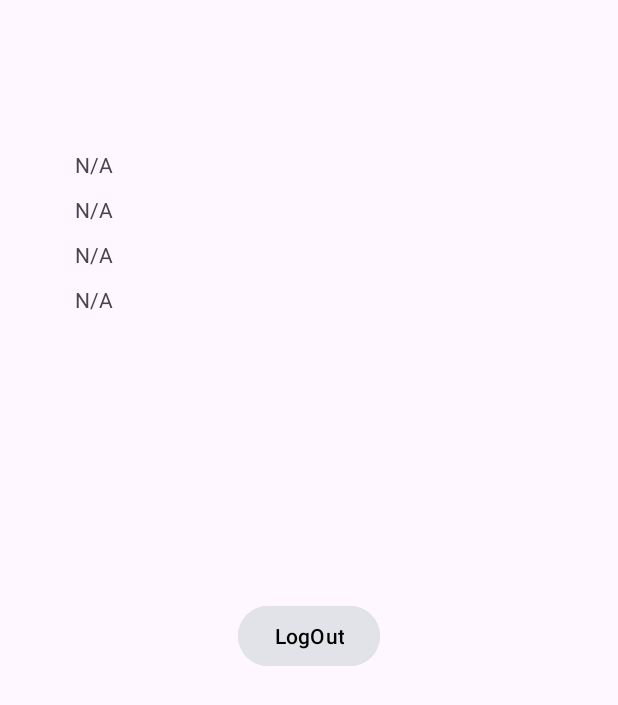
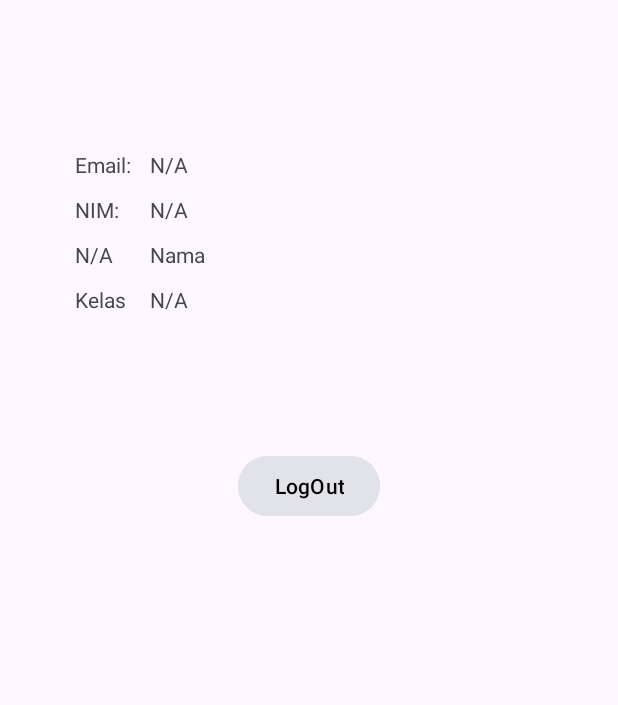
Before and after one commit to Tarissazzhr/PendataanalumniAndroid, an Android app: the fragment FragmentProfile shown on its own in the app's theme, on a phone screen of 412 x 824 dp. Shown: the top 705 px of the screen. Run offline under Robolectric (Android 15) with nearby library versions, the phone set to English and light mode, and no system bars.

Commit message:
last update bismillah

```diff
--- a/app/src/main/res/layout/activity_home.xml
+++ b/app/src/main/res/layout/activity_home.xml
@@ -9,7 +9,8 @@
     <androidx.fragment.app.FragmentContainerView
         android:layout_width="match_parent"
         android:layout_height="600dp"
-        android:id="@+id/fragmentContainer" />
+        android:id="@+id/fragmentContainer"
+        />
 
     <Button
         android:id="@+id/fragmenthomeBtn"
@@ -33,7 +34,8 @@
         android:backgroundTint="@color/grey"
         android:textColor="@color/black"
         android:text="Berita"
-        app:cornerRadius="5dp" />
+        app:cornerRadius="5dp"
+        />
 
     <Button
         android:id="@+id/fragmentprofileBtn"
--- a/app/src/main/res/layout/fragmentprofile.xml
+++ b/app/src/main/res/layout/fragmentprofile.xml
@@ -16,6 +16,17 @@
         app:layout_constraintStart_toStartOf="parent"
         app:layout_constraintEnd_toEndOf="parent"
         android:layout_marginTop="100dp"
+        android:layout_marginLeft="100dp"/>
+
+    <TextView
+        android:id="@+id/tvEmail"
+        android:layout_width="wrap_content"
+        android:layout_height="wrap_content"
+        android:text="Email: "
+        app:layout_constraintTop_toTopOf="parent"
+        app:layout_constraintStart_toStartOf="parent"
+        app:layout_constraintEnd_toEndOf="parent"
+        android:layout_marginTop="100dp"
         android:layout_marginLeft="50dp"/>
 
     <TextView
@@ -27,13 +38,35 @@
         app:layout_constraintStart_toStartOf="parent"
         app:layout_constraintEnd_toEndOf="parent"
         android:layout_marginTop="130dp"
+        android:layout_marginLeft="100dp"/>
+
+    <TextView
+        android:id="@+id/tvNiim"
+        android:layout_width="wrap_content"
+        android:layout_height="wrap_content"
+        android:text="NIM:"
+        app:layout_constraintTop_toBottomOf="@id/tvEmail"
+        app:layout_constraintStart_toStartOf="parent"
+        app:layout_constraintEnd_toEndOf="parent"
+        android:layout_marginTop="130dp"
         android:layout_marginLeft="50dp"/>
+
+    <TextView
+        android:id="@+id/tvNamaa"
+        android:layout_width="wrap_content"
+        android:layout_height="wrap_content"
+        android:text="Nama"
+        app:layout_constraintTop_toBottomOf="@id/tvNim"
+        app:layout_constraintStart_toStartOf="parent"
+        app:layout_constraintEnd_toEndOf="parent"
+        android:layout_marginTop="160dp"
+        android:layout_marginLeft="100dp"/>
 
     <TextView
         android:id="@+id/tvName"
         android:layout_width="wrap_content"
         android:layout_height="wrap_content"
-        android:text="Name"
+        android:text="Nama:"
         app:layout_constraintTop_toBottomOf="@id/tvNim"
         app:layout_constraintStart_toStartOf="parent"
         app:layout_constraintEnd_toEndOf="parent"
@@ -44,7 +77,18 @@
         android:id="@+id/tvKelas"
         android:layout_width="wrap_content"
         android:layout_height="wrap_content"
-        android:text="Class"
+        android:text="Kelas:"
+        app:layout_constraintTop_toBottomOf="@id/tvName"
+        app:layout_constraintStart_toStartOf="parent"
+        app:layout_constraintEnd_toEndOf="parent"
+        android:layout_marginTop="190dp"
+        android:layout_marginLeft="100dp"/>
+
+    <TextView
+        android:id="@+id/tvKelaas"
+        android:layout_width="wrap_content"
+        android:layout_height="wrap_content"
+        android:text="Kelas"
         app:layout_constraintTop_toBottomOf="@id/tvName"
         app:layout_constraintStart_toStartOf="parent"
         app:layout_constraintEnd_toEndOf="parent"
@@ -55,7 +99,7 @@
         android:id="@+id/btnLogoutt"
         android:layout_width="wrap_content"
         android:layout_height="wrap_content"
-        android:layout_marginTop="400dp"
+        android:layout_marginTop="300dp"
         android:layout_centerHorizontal="true"
         android:textColor="@color/black"
         android:backgroundTint="@color/material_dynamic_neutral90"
```
Also changed, not shown: app/src/main/java/com/example/utsprojek/FragmentBerita.kt (+28 -4 lines), app/src/main/res/layout/activity_main.xml (+19 -3 lines).
